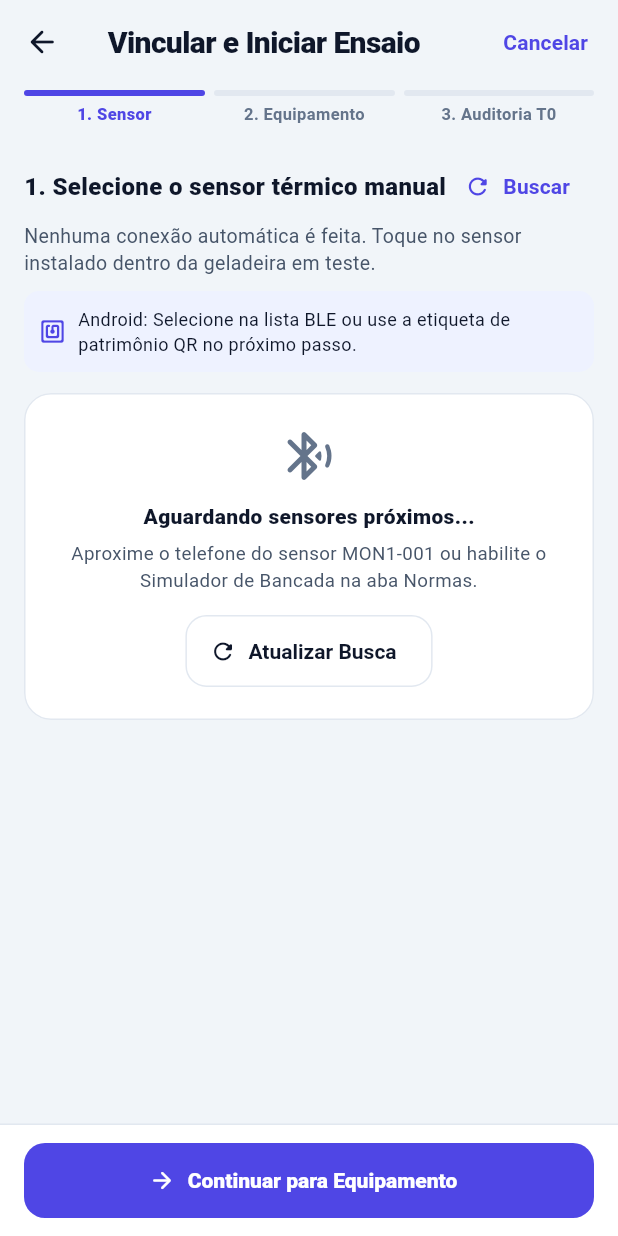
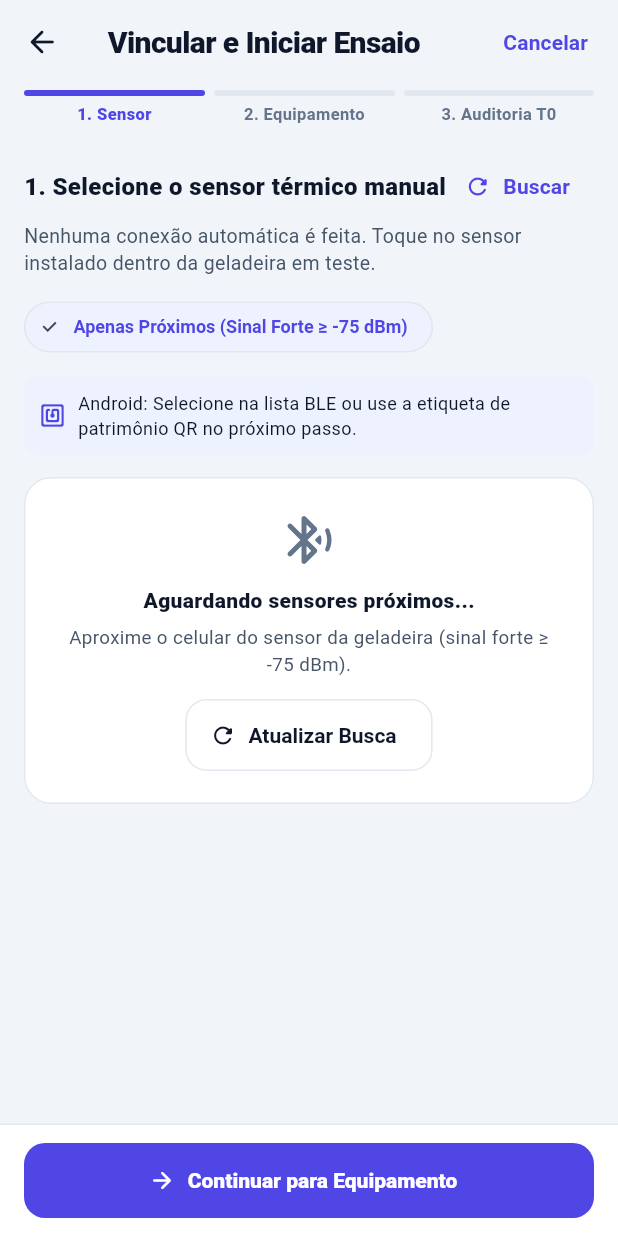
Before and after one commit to ezequias04/aofrio-ios-tester, a Flutter app: the CommissioningWizardScreen screen opened directly, on a phone screen of 412 x 824 dp. Run offline on Flutter 3.47's test engine with Material 3 defaults, Android fonts, the phone set to English and light mode, and no system bars; our stand-ins replace fl_chart, flutter_blue_plus, permission_handler, shared_preferences, wakelock_plus; missing offline and left inert: mobile_scanner; accounts and stored records are empty.

Commit message:
fix(app): auto-stop on target/stagnation and filter nearby sensors with hysteresis delay

```diff
--- a/mobile-app/lib/screens/commissioning_wizard_screen.dart
+++ b/mobile-app/lib/screens/commissioning_wizard_screen.dart
@@ -239,23 +239,13 @@ class _CommissioningWizardScreenState extends State<CommissioningWizardScreen> {
     );
   }
 
-  static const int _nearRssi = -85;
-
   Widget _buildStepBody(
     List<LiveTelemetry> sensors,
     LiveTelemetry? selectedSensor,
     BenchController controller,
   ) {
     if (_step == 0) {
-      // Só sensores com sinal utilizável (ou já escolhidos/em uso): os de
-      // -90 dBm ficam a dezenas de metros e poluíam a lista.
-      final nearby = sensors
-          .where((s) =>
-              s.rssi >= _nearRssi ||
-              s.deviceId == _selectedSensorId ||
-              s.deviceId.startsWith('SIM-'))
-          .toList();
-      final hiddenFar = sensors.length - nearby.length;
+      final hiddenFar = controller.hiddenDistantSensorsCount;
       return Column(
         crossAxisAlignment: CrossAxisAlignment.stretch,
         children: [
@@ -282,8 +272,28 @@ class _CommissioningWizardScreenState extends State<CommissioningWizardScreen> {
             'Nenhuma conexão automática é feita. Toque no sensor instalado dentro da geladeira em teste.',
             style: TextStyle(color: AppColors.slate, fontSize: 13),
           ),
+          const SizedBox(height: 10),
+          Row(
+            children: [
+              FilterChip(
+                selected: controller.filterStrongOnly,
+                showCheckmark: true,
+                label: Text(
+                  controller.filterStrongOnly
+                      ? 'Apenas Próximos (Sinal Forte ≥ ${BenchController.strongRssiThreshold} dBm)'
+                      : 'Todos os Sensores Detectados',
+                  style: TextStyle(
+                    fontSize: 12,
+                    fontWeight: FontWeight.w700,
+                    color: controller.filterStrongOnly ? AppColors.indigo : AppColors.ink,
+                  ),
+                ),
+                onSelected: (val) => controller.setFilterStrongOnly(val),
+              ),
+            ],
+          ),
           if (_isAndroid) ...[
-            const SizedBox(height: 10),
+            const SizedBox(height: 8),
             Container(
               padding: const EdgeInsets.all(10),
               decoration: BoxDecoration(
@@ -305,7 +315,7 @@ class _CommissioningWizardScreenState extends State<CommissioningWizardScreen> {
             ),
           ],
           const SizedBox(height: 14),
-          if (nearby.isEmpty)
+          if (sensors.isEmpty)
             Card(
               child: Padding(
                 padding: const EdgeInsets.all(22),
@@ -322,11 +332,20 @@ class _CommissioningWizardScreenState extends State<CommissioningWizardScreen> {
                       ),
                     ),
                     const SizedBox(height: 6),
-                    const Text(
-                      'Aproxime o telefone do sensor MON1-001 ou habilite o Simulador de Bancada na aba Normas.',
+                    Text(
+                      controller.filterStrongOnly
+                          ? 'Aproxime o celular do sensor da geladeira (sinal forte ≥ ${BenchController.strongRssiThreshold} dBm).'
+                          : 'Aguardando qualquer sensor Wellington/AoFrio anunciar.',
                       textAlign: TextAlign.center,
-                      style: TextStyle(fontSize: 12.5, color: AppColors.slate),
+                      style: const TextStyle(fontSize: 12.5, color: AppColors.slate),
                     ),
+                    if (hiddenFar > 0) ...[
+                      const SizedBox(height: 10),
+                      TextButton(
+                        onPressed: () => controller.setFilterStrongOnly(false),
+                        child: Text('Exibir $hiddenFar sensor(es) distantes'),
+                      ),
+                    ],
                     const SizedBox(height: 14),
                     OutlinedButton.icon(
                       onPressed: () => controller.startRadar(restart: true),
@@ -338,10 +357,13 @@ class _CommissioningWizardScreenState extends State<CommissioningWizardScreen> {
               ),
             )
           else
-            ...nearby.map((s) {
+            ...sensors.map((s) {
               final inUse = controller.activeSessionForSensor(s.deviceId);
               final isSelected = _selectedSensorId == s.deviceId;
               final isSim = s.deviceId.startsWith('SIM-');
+              final signalDesc = s.rssi >= -65
+                  ? 'Forte'
+                  : (s.rssi >= BenchController.strongRssiThreshold ? 'Bom' : 'Distante');
               return Padding(
                 padding: const EdgeInsets.only(bottom: 10),
                 child: Card(
@@ -381,7 +403,7 @@ class _CommissioningWizardScreenState extends State<CommissioningWizardScreen> {
                     subtitle: Text(
                       inUse != null
                           ? 'Em uso por ${inUse.serialNumber}'
-                          : 'ID ${s.deviceId} • ${s.rssi} dBm${isSim ? ' • SIMULAÇÃO' : ''}',
+                          : 'Sinal $signalDesc (${s.rssi} dBm)${isSim ? ' • SIMULAÇÃO' : ''}',
                       style: const TextStyle(fontSize: 12),
                     ),
                     trailing: Text(
@@ -404,10 +426,20 @@ class _CommissioningWizardScreenState extends State<CommissioningWizardScreen> {
             }),
           if (hiddenFar > 0)
             Padding(
-              padding: const EdgeInsets.only(top: 4),
-              child: Text(
-                '$hiddenFar sensor(es) distante(s) oculto(s). Aproxime o telefone do sensor da geladeira.',
-                style: const TextStyle(fontSize: 12.5, color: AppColors.slate),
+              padding: const EdgeInsets.only(top: 8),
+              child: Row(
+                children: [
+                  Expanded(
+                    child: Text(
+                      '$hiddenFar sensor(es) distantes ocultados para evitar confusão.',
+                      style: const TextStyle(fontSize: 12.5, color: AppColors.slate),
+                    ),
+                  ),
+                  TextButton(
+                    onPressed: () => controller.setFilterStrongOnly(!controller.filterStrongOnly),
+                    child: Text(controller.filterStrongOnly ? 'Ver todos' : 'Ocultar distantes'),
+                  ),
+                ],
               ),
             ),
         ],
```
Also changed, not shown: mobile-app/lib/screens/diagnostic_live_screen.dart (+49 -1 lines), mobile-app/lib/screens/tabs/sensors_tab.dart (+21 -0 lines), mobile-app/lib/services/wellington_ble_service.dart (+28 -6 lines), mobile-app/lib/state/bench_controller.dart (+139 -18 lines), 1 other file.
